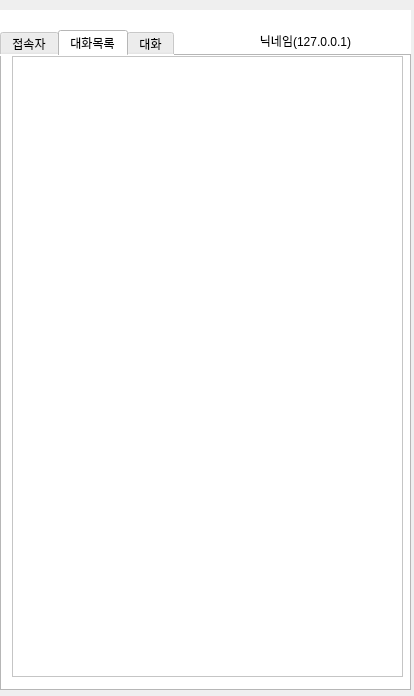
This is main.ui in zze3312/project6 as Qt 5 draws it before an edit. The edited form follows.
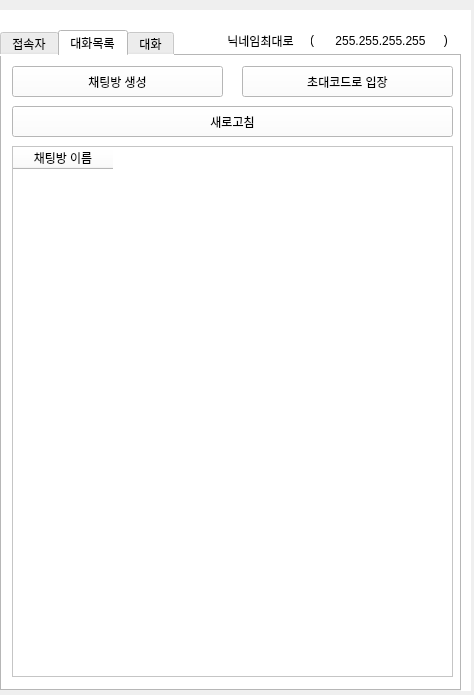
This is the edited form. The open tabs and pages were chosen to show the change.

```diff
--- a/main.ui
+++ b/main.ui
@@ -6,8 +6,8 @@
    <rect>
     <x>0</x>
     <y>0</y>
-    <width>414</width>
-    <height>696</height>
+    <width>474</width>
+    <height>695</height>
    </rect>
   </property>
   <property name="windowTitle">
@@ -18,7 +18,7 @@
     <rect>
      <x>0</x>
      <y>10</y>
-     <width>411</width>
+     <width>471</width>
      <height>681</height>
     </rect>
    </property>
@@ -32,7 +32,7 @@
     <widget class="QLineEdit" name="inputNick">
      <property name="geometry">
       <rect>
-       <x>80</x>
+       <x>120</x>
        <y>420</y>
        <width>251</width>
        <height>31</height>
@@ -41,6 +41,9 @@
      <property name="layoutDirection">
       <enum>Qt::LeftToRight</enum>
      </property>
+     <property name="maxLength">
+      <number>6</number>
+     </property>
      <property name="placeholderText">
       <string>닉네임을 입력해주세요</string>
      </property>
@@ -48,7 +51,7 @@
     <widget class="QPushButton" name="loginBtn">
      <property name="geometry">
       <rect>
-       <x>80</x>
+       <x>120</x>
        <y>460</y>
        <width>251</width>
        <height>31</height>
@@ -61,8 +64,8 @@
     <widget class="QPushButton" name="adminBtn">
      <property name="geometry">
       <rect>
-       <x>310</x>
-       <y>640</y>
+       <x>380</x>
+       <y>650</y>
        <width>88</width>
        <height>27</height>
       </rect>
@@ -78,7 +81,7 @@
       <rect>
        <x>0</x>
        <y>20</y>
-       <width>411</width>
+       <width>461</width>
        <height>661</height>
       </rect>
      </property>
@@ -94,10 +97,19 @@
         <rect>
          <x>10</x>
          <y>50</y>
-         <width>391</width>
+         <width>441</width>
          <height>571</height>
         </rect>
        </property>
+       <property name="mouseTracking">
+        <bool>false</bool>
+       </property>
+       <property name="editTriggers">
+        <set>QAbstractItemView::NoEditTriggers</set>
+       </property>
+       <property name="dragDropOverwriteMode">
+        <bool>false</bool>
+       </property>
        <column>
         <property name="text">
          <string>접속자명</string>
@@ -109,7 +121,7 @@
         <rect>
          <x>10</x>
          <y>10</y>
-         <width>391</width>
+         <width>441</width>
          <height>31</height>
         </rect>
        </property>
@@ -122,15 +134,62 @@
       <attribute name="title">
        <string>대화목록</string>
       </attribute>
-      <widget class="QListWidget" name="chatList">
+      <widget class="QPushButton" name="createChatBtn">
        <property name="geometry">
         <rect>
          <x>10</x>
-         <y>0</y>
-         <width>391</width>
-         <height>621</height>
+         <y>10</y>
+         <width>211</width>
+         <height>31</height>
         </rect>
        </property>
+       <property name="text">
+        <string>채팅방 생성</string>
+       </property>
+      </widget>
+      <widget class="QPushButton" name="connectChatBtn">
+       <property name="geometry">
+        <rect>
+         <x>240</x>
+         <y>10</y>
+         <width>211</width>
+         <height>31</height>
+        </rect>
+       </property>
+       <property name="text">
+        <string>초대코드로 입장</string>
+       </property>
+      </widget>
+      <widget class="QPushButton" name="reloadChatList">
+       <property name="geometry">
+        <rect>
+         <x>10</x>
+         <y>50</y>
+         <width>441</width>
+         <height>31</height>
+        </rect>
+       </property>
+       <property name="text">
+        <string>새로고침</string>
+       </property>
+      </widget>
+      <widget class="QTableWidget" name="chatList">
+       <property name="geometry">
+        <rect>
+         <x>10</x>
+         <y>90</y>
+         <width>441</width>
+         <height>531</height>
+        </rect>
+       </property>
+       <property name="editTriggers">
+        <set>QAbstractItemView::NoEditTriggers</set>
+       </property>
+       <column>
+        <property name="text">
+         <string>채팅방 이름</string>
+        </property>
+       </column>
       </widget>
      </widget>
      <widget class="QWidget" name="tab_3">
@@ -140,10 +199,10 @@
       <widget class="QPushButton" name="quitBtn">
        <property name="geometry">
         <rect>
-         <x>340</x>
+         <x>390</x>
          <y>10</y>
          <width>51</width>
-         <height>27</height>
+         <height>31</height>
         </rect>
        </property>
        <property name="text">
@@ -155,8 +214,8 @@
         <rect>
          <x>10</x>
          <y>50</y>
-         <width>381</width>
-         <height>521</height>
+         <width>441</width>
+         <height>531</height>
         </rect>
        </property>
       </widget>
@@ -164,8 +223,8 @@
        <property name="geometry">
         <rect>
          <x>10</x>
-         <y>580</y>
-         <width>331</width>
+         <y>590</y>
+         <width>381</width>
          <height>31</height>
         </rect>
        </property>
@@ -173,8 +232,8 @@
       <widget class="QPushButton" name="sendBtn">
        <property name="geometry">
         <rect>
-         <x>340</x>
-         <y>580</y>
+         <x>400</x>
+         <y>590</y>
          <width>51</width>
          <height>31</height>
         </rect>
@@ -189,7 +248,7 @@
          <x>10</x>
          <y>10</y>
          <width>88</width>
-         <height>27</height>
+         <height>31</height>
         </rect>
        </property>
        <property name="text">
@@ -198,12 +257,12 @@
       </widget>
      </widget>
     </widget>
-    <widget class="QLabel" name="userInfotxt">
+    <widget class="QLabel" name="userInfotxt_nick">
      <property name="geometry">
       <rect>
-       <x>220</x>
+       <x>210</x>
        <y>20</y>
-       <width>171</width>
+       <width>101</width>
        <height>21</height>
       </rect>
      </property>
@@ -211,12 +270,48 @@
       <enum>Qt::LeftToRight</enum>
      </property>
      <property name="text">
-      <string>닉네임(127.0.0.1)</string>
+      <string>닉네임최대로</string>
      </property>
      <property name="alignment">
       <set>Qt::AlignCenter</set>
      </property>
     </widget>
+    <widget class="QLabel" name="userInfotxt_ip">
+     <property name="geometry">
+      <rect>
+       <x>320</x>
+       <y>20</y>
+       <width>121</width>
+       <height>21</height>
+      </rect>
+     </property>
+     <property name="layoutDirection">
+      <enum>Qt::LeftToRight</enum>
+     </property>
+     <property name="text">
+      <string>255.255.255.255</string>
+     </property>
+     <property name="alignment">
+      <set>Qt::AlignCenter</set>
+     </property>
+    </widget>
+    <widget class="QLabel" name="label">
+     <property name="geometry">
+      <rect>
+       <x>310</x>
+       <y>20</y>
+       <width>151</width>
+       <height>19</height>
+      </rect>
+     </property>
+     <property name="text">
+      <string>(                                       )</string>
+     </property>
+    </widget>
+    <zorder>label</zorder>
+    <zorder>tabWidget</zorder>
+    <zorder>userInfotxt_nick</zorder>
+    <zorder>userInfotxt_ip</zorder>
    </widget>
    <widget class="QWidget" name="page_3">
     <widget class="QPushButton" name="goMainBtn">
```
